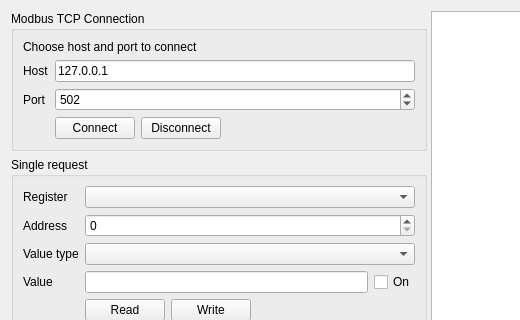
khomchenkovaa/PortListener, file PortListener/modbustcpclient.ui: the form before one commit; both pictures show x 0 to 520 and y 0 to 320 of the 805 by 712 pixel window.
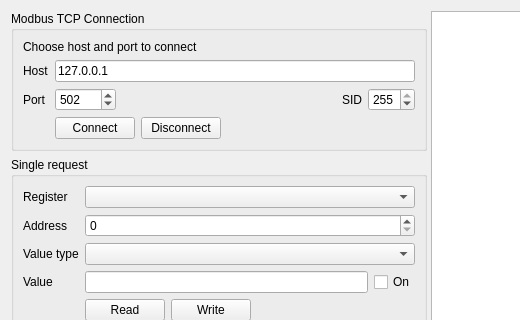
The form after the commit.

```diff
--- a/PortListener/modbustcpclient.ui
+++ b/PortListener/modbustcpclient.ui
@@ -56,6 +56,8 @@
            </widget>
           </item>
           <item row="2" column="1">
+           <layout class="QHBoxLayout" name="horizontalLayout_6">
+            <item>
            <widget class="QSpinBox" name="spinPort">
             <property name="minimum">
              <number>1</number>
@@ -67,6 +69,34 @@
              <number>502</number>
             </property>
            </widget>
+            </item>
+            <item>
+             <widget class="QLabel" name="lblSid">
+              <property name="sizePolicy">
+               <sizepolicy hsizetype="Expanding" vsizetype="Preferred">
+                <horstretch>0</horstretch>
+                <verstretch>0</verstretch>
+               </sizepolicy>
+              </property>
+              <property name="text">
+               <string>SID</string>
+              </property>
+              <property name="alignment">
+               <set>Qt::AlignRight|Qt::AlignTrailing|Qt::AlignVCenter</set>
+              </property>
+             </widget>
+            </item>
+            <item>
+             <widget class="QSpinBox" name="spinSid">
+              <property name="maximum">
+               <number>255</number>
+              </property>
+              <property name="value">
+               <number>255</number>
+              </property>
+             </widget>
+            </item>
+           </layout>
           </item>
           <item row="3" column="1">
            <layout class="QHBoxLayout" name="horizontalLayout">
```
Lines whose indentation alone changed are shown as unchanged.
